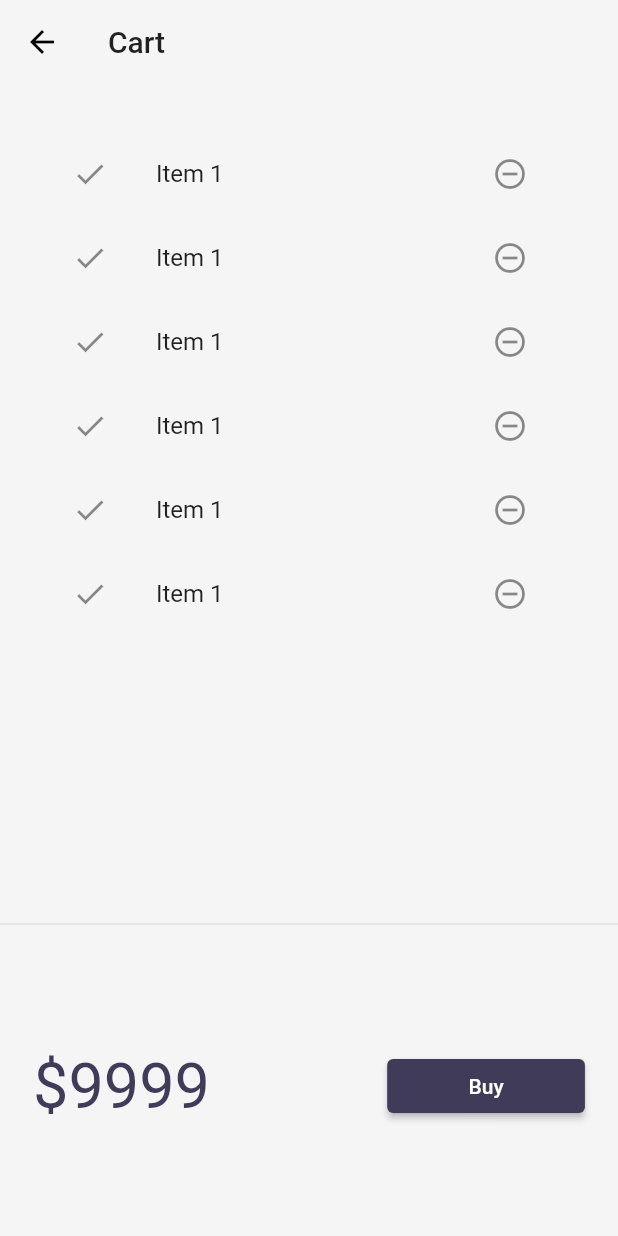
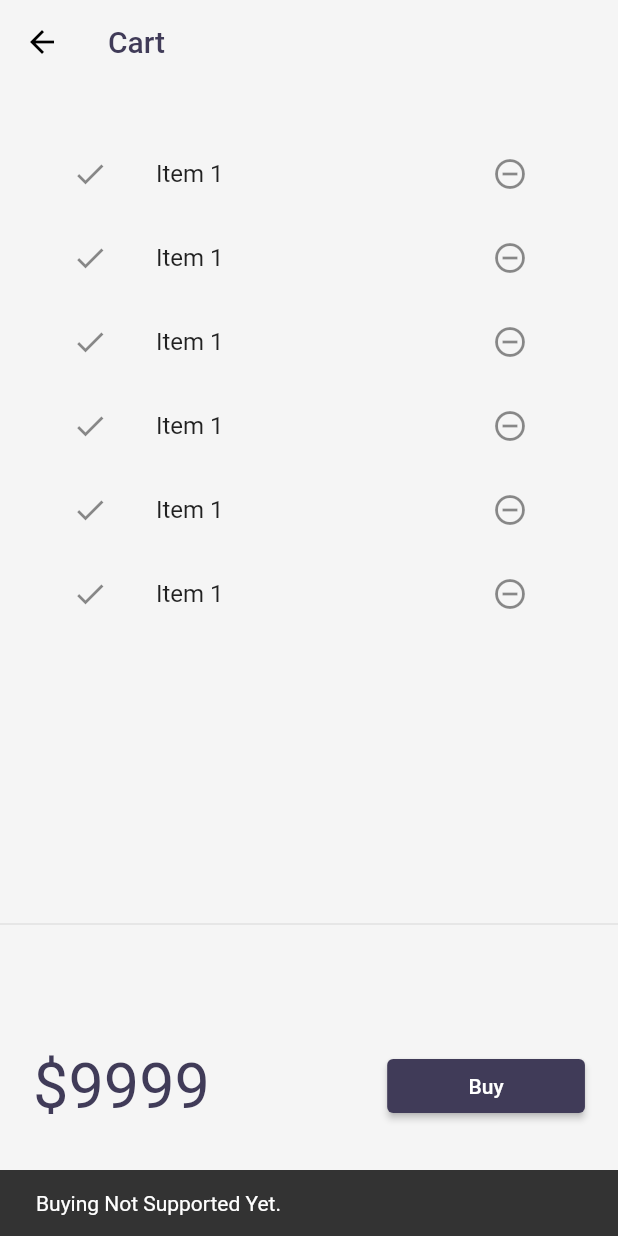
Before and after one commit to AndroidDeveloper3005/thirty-day, a Flutter app: the CartPage screen opened by its route, after a tap on "Buy", on a phone screen of 412 x 824 dp. Run offline on Flutter 3.47's test engine with Material 2 defaults, Android fonts, the phone set to English and light mode, and no system bars; our stand-ins replace velocity_x; network calls fail.

Commit message:
ScaffoldMessenger | Cart Model | List fold

```diff
--- a/lib/models/catalog.dart
+++ b/lib/models/catalog.dart
@@ -15,7 +15,7 @@
   final int id;
   final String name;
   final String desc;
-  final String price;
+  final num price;
   final String image;
 
   Item(
@@ -29,14 +29,14 @@
     int? id,
     String? name,
     String? desc,
-    String? price,
+    num? price,
     String? image,
   }) {
     return Item(
       id: id ?? this.id,
       name: name ?? this.name,
       desc: desc ?? this.desc,
-      price: price ?? this.price,
+      price: price?? this.price,
       image: image ?? this.image,
     );
   }
--- a/lib/pages/cartPage.dart
+++ b/lib/pages/cartPage.dart
@@ -10,20 +10,14 @@
       backgroundColor: context.canvasColor,
       appBar: AppBar(
         backgroundColor: Colors.transparent,
-        title: "Cart".text.make(),
+        title: "Cart".text.color(context.accentColor).make(),
       ),
       body: Column(
-        children: [
-           _CartList().p32().expand(),
-         const Divider(),
-         _CartTotal()
-        ],
+        children: [_CartList().p32().expand(), const Divider(), _CartTotal()],
       ),
     );
   }
-
 }
-
 
 class _CartTotal extends StatelessWidget {
   @override
@@ -36,7 +30,10 @@
           "\$9999".text.xl5.color(context.theme.accentColor).make(),
           30.widthBox,
           ElevatedButton(
-            onPressed: () {},
+            onPressed: () {
+              ScaffoldMessenger.of(context).showSnackBar(
+                  SnackBar(content: "Buying Not Supported Yet.".text.make()));
+            },
             style: ButtonStyle(
                 backgroundColor:
                     MaterialStateProperty.all(context.theme.buttonColor)),
@@ -47,7 +44,6 @@
     );
   }
 }
-
 
 class _CartList extends StatefulWidget {
   @override
```
Also changed, not shown: lib/models/cartModel.dart (added, +38 -0 lines).
